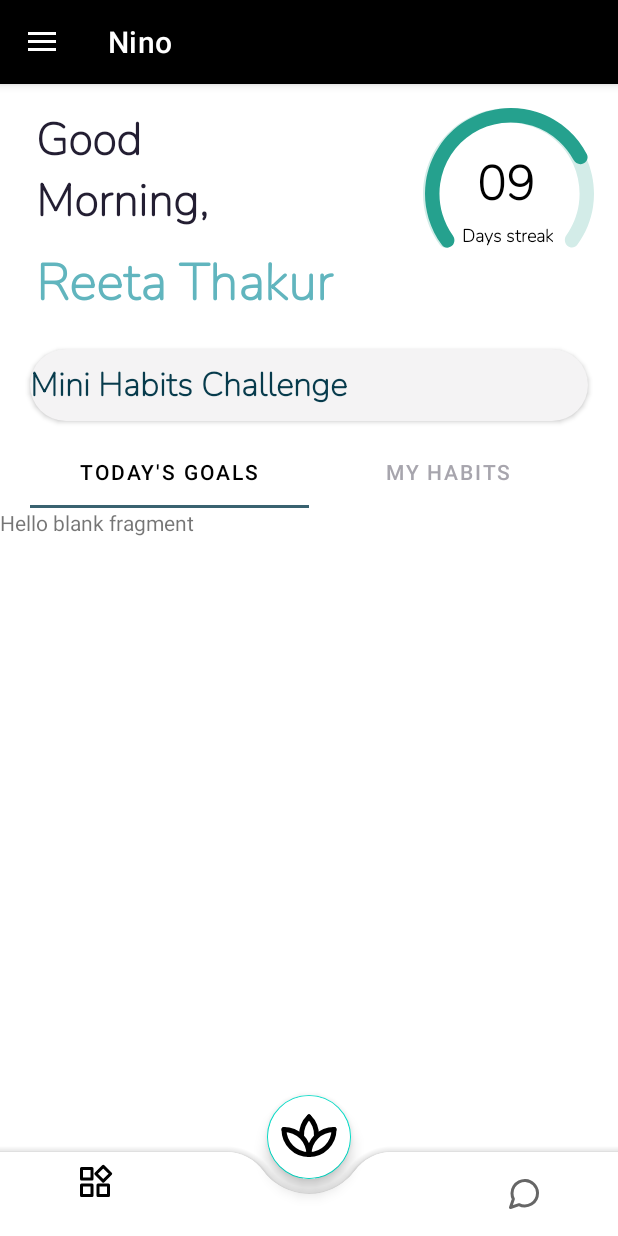
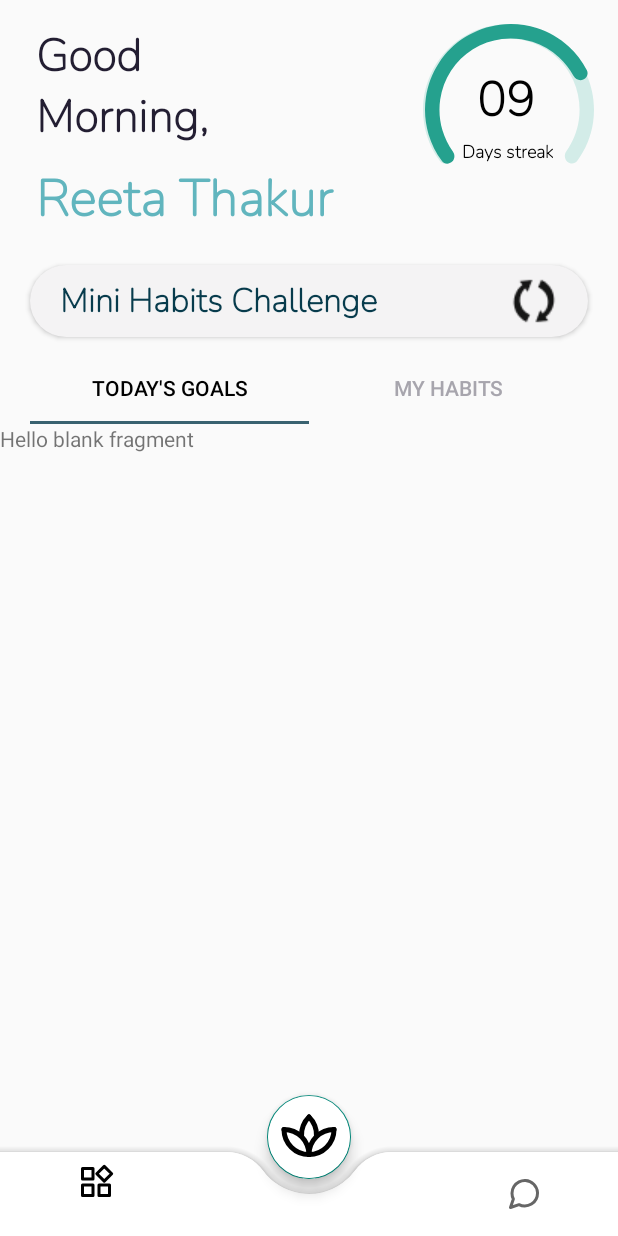
Before and after one commit to ReetaThakur/MentalHealthApp, an Android app: the screen it shows after launch (HomeActivity), on a phone screen of 412 x 824 dp. Run offline under Robolectric (Android 15) with nearby library versions, the phone set to English and light mode, and no system bars.

Commit message:
Mini Challenge Button Changed and updated in XML File

```diff
--- a/app/src/main/res/drawable/roundbutton.xml
+++ b/app/src/main/res/drawable/roundbutton.xml
@@ -5,7 +5,7 @@
     <size android:width="200dp"
         android:height="30dp"/>
 
-    <solid android:color="@color/grey"/>
+    <solid android:color="#F4F3F4"/>
     <corners android:radius="30dp"/>
 
 </shape>
--- a/app/src/main/res/layout/activity_home.xml
+++ b/app/src/main/res/layout/activity_home.xml
@@ -93,7 +93,7 @@
             app:layout_constraintTop_toBottomOf="@+id/tvNoOfDays" />
 
 
-        <androidx.appcompat.widget.AppCompatButton
+        <Button
             android:layout_width="match_parent"
             android:layout_height="wrap_content"
             android:text="@string/text_inside_button"
@@ -105,6 +105,9 @@
             android:fontFamily="@font/nunito_extralight"
             android:background="@drawable/roundbutton"
             android:textAlignment="viewStart"
+            android:paddingLeft="20dp"
+            android:drawableEnd="@drawable/refreshbutton"
+            android:paddingRight="20dp"
             app:circularflow_radiusInDP="100dp"
             app:layout_constraintStart_toStartOf="parent"
             app:layout_constraintTop_toBottomOf="@+id/tvUserName"
--- a/app/src/main/res/values/themes.xml
+++ b/app/src/main/res/values/themes.xml
@@ -1,6 +1,6 @@
 <resources xmlns:tools="http://schemas.android.com/tools">
     <!-- Base application theme. -->
-    <style name="Theme.MentalHealth" parent="Theme.MaterialComponents.DayNight.DarkActionBar">
+    <style name="Theme.MentalHealth" parent="Theme.AppCompat.Light.NoActionBar">
         <!-- Primary brand color. -->
         <item name="colorPrimary">@color/black</item>
         <item name="colorPrimaryVariant">@color/purple_700</item>
```
Also changed, not shown: app/src/main/res/drawable/refreshbutton.png (added).
